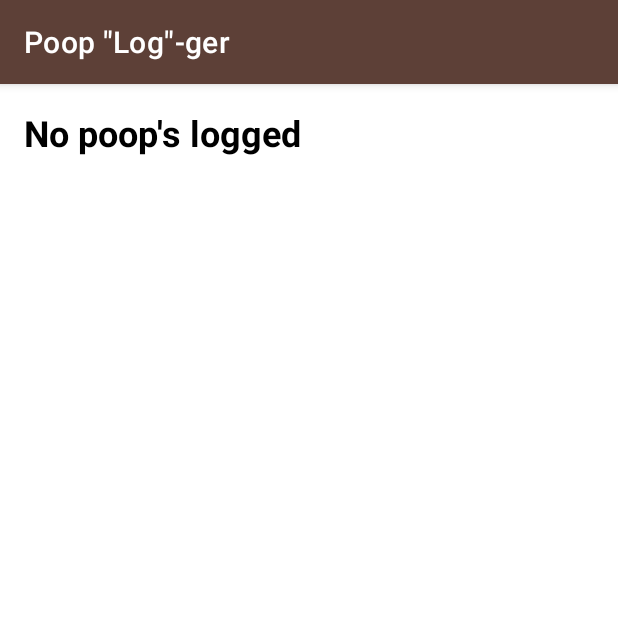
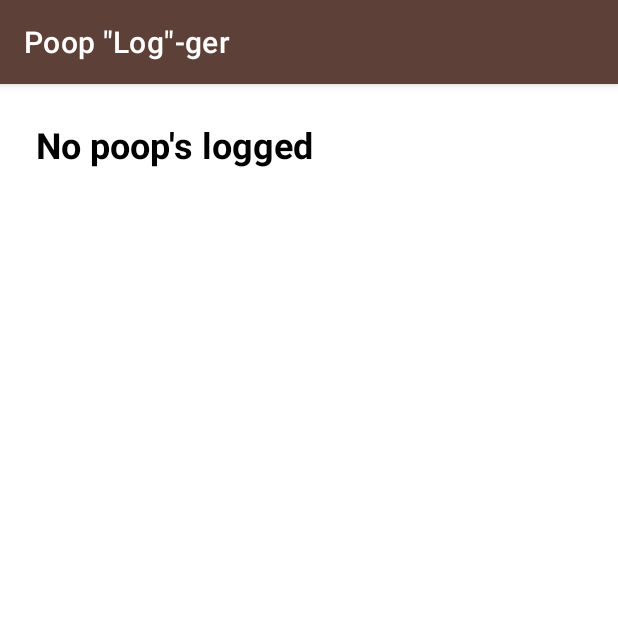
Before and after one commit to curtbinder/PoopTime, an Android app: the screen it shows after launch (MainActivity), after a tap on "History", on a phone screen of 412 x 824 dp, the top half of it. Run offline under Robolectric (Android 15) with nearby library versions, the phone set to English and light mode, and no system bars.

Commit message:
Adjusted margins

```diff
--- a/app/src/main/res/layout/fragment_calendar_poop.xml
+++ b/app/src/main/res/layout/fragment_calendar_poop.xml
@@ -34,7 +34,6 @@
         android:id="@+id/fragment"
         android:layout_width="0dp"
         android:layout_height="0dp"
-        android:layout_marginTop="16dp"
         app:layout_constraintBottom_toBottomOf="parent"
         app:layout_constraintEnd_toEndOf="parent"
         app:layout_constraintStart_toStartOf="parent"
--- a/app/src/main/res/layout/fragment_list_poop.xml
+++ b/app/src/main/res/layout/fragment_list_poop.xml
@@ -2,7 +2,8 @@
 <LinearLayout xmlns:android="http://schemas.android.com/apk/res/android"
     android:orientation="vertical"
     android:layout_width="match_parent"
-    android:layout_height="match_parent">
+    android:layout_height="match_parent"
+    android:layout_margin="8dp" >
 
     <ListView
         android:id="@android:id/list"
```
